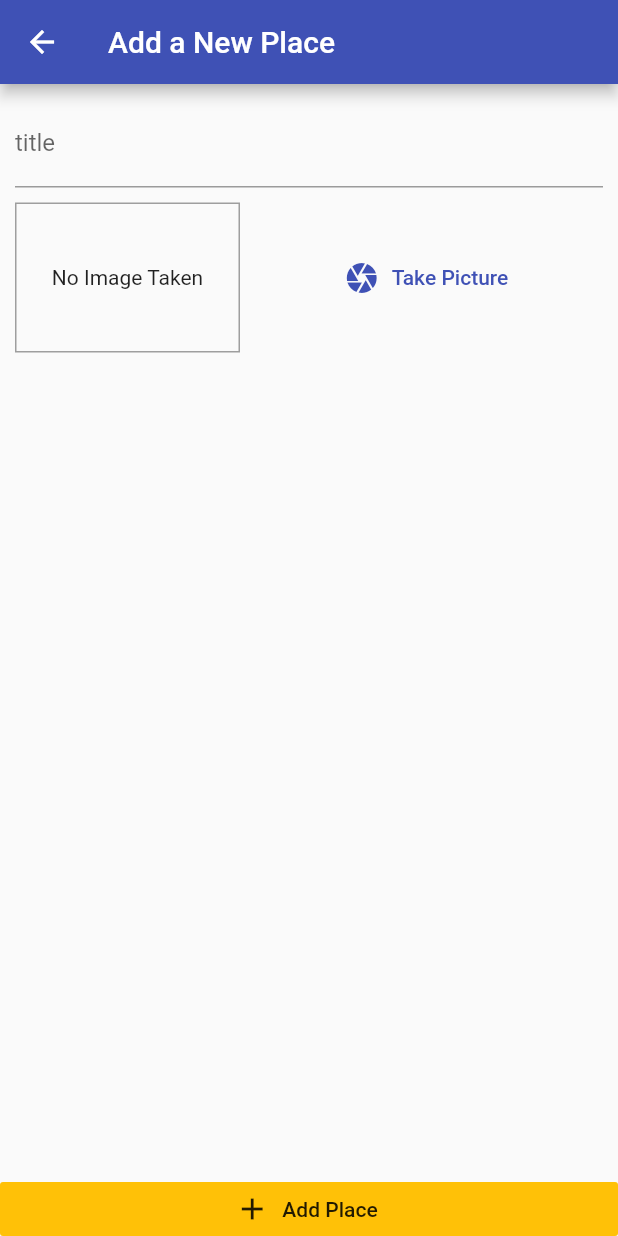
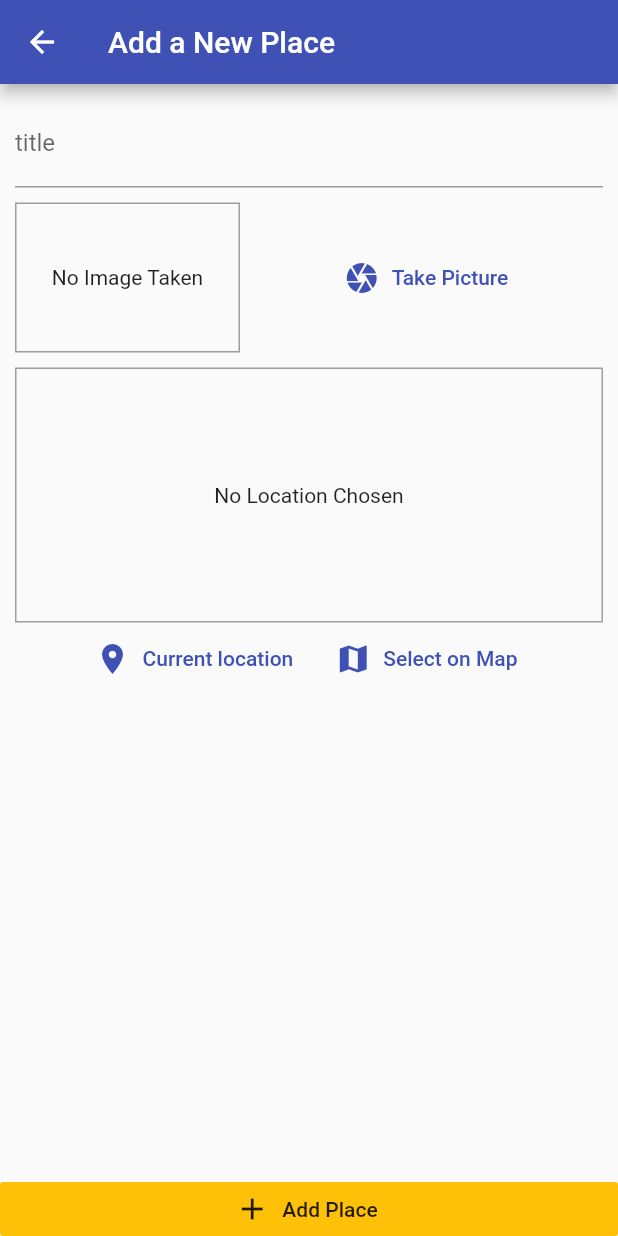
Before and after one commit to Mohamed-Issa/great_places, a Flutter app: the AddPlaceScreen screen opened by its route, on a phone screen of 412 x 824 dp. Run offline on Flutter 3.47's test engine with Material 2 defaults, Android fonts, the phone set to English and light mode, and no system bars; our stand-ins replace image_picker, sqflite; accounts and stored records are empty.

Commit message:
Adding a location input & the location package

```diff
--- a/lib/screens/add_place_screen.dart
+++ b/lib/screens/add_place_screen.dart
@@ -1,5 +1,6 @@
 import 'dart:io';
 import 'package:flutter/material.dart';
+import 'package:greatplaces/widgets/location_input.dart';
 import '../widgets/image_input.dart';
 import 'package:provider/provider.dart';
 import '../providers/great_places.dart';
@@ -52,6 +53,8 @@ class _AddPlaceScreenState extends State<AddPlaceScreen> {
                       height: 10,
                     ),
                     ImageInput(_selectImage),
+                    SizedBox(height: 10),
+                    LocationInput(),
                   ],
                 ),
               ),
--- /dev/null
+++ b/lib/widgets/location_input.dart
@@ -0,0 +1,52 @@
+import 'package:flutter/material.dart';
+
+class LocationInput extends StatefulWidget {
+  @override
+  _LocationInputState createState() => _LocationInputState();
+}
+
+class _LocationInputState extends State<LocationInput> {
+  String _previewImageUrl;
+
+  @override
+  Widget build(BuildContext context) {
+    return Column(
+      children: <Widget>[
+        Container(
+          height: 170,
+          width: double.infinity,
+          alignment: Alignment.center,
+          decoration:
+              BoxDecoration(border: Border.all(width: 1, color: Colors.grey)),
+          child: _previewImageUrl == null
+              ? Text(
+                  'No Location Chosen',
+                  textAlign: TextAlign.center,
+                )
+              : Image.network(
+                  _previewImageUrl,
+                  fit: BoxFit.cover,
+                  width: double.infinity,
+                ),
+        ),
+        Row(
+          mainAxisAlignment: MainAxisAlignment.center,
+          children: <Widget>[
+            FlatButton.icon(
+              onPressed: () {},
+              icon: Icon(Icons.location_on),
+              label: Text('Current location'),
+              textColor: Theme.of(context).primaryColor,
+            ),
+            FlatButton.icon(
+              onPressed: () {},
+              icon: Icon(Icons.map),
+              label: Text('Select on Map'),
+              textColor: Theme.of(context).primaryColor,
+            ),
+          ],
+        ),
+      ],
+    );
+  }
+}
--- a/pubspec.yaml
+++ b/pubspec.yaml
@@ -32,6 +32,7 @@ dev_dependencies:
   path_provider: ^1.6.7
   path: ^1.6.4
   sqflite: ^1.3.0
+  location: ^3.0.2
 
 
 # For information on the generic Dart part of this file, see the
```
Also changed, not shown: pubspec.lock.
